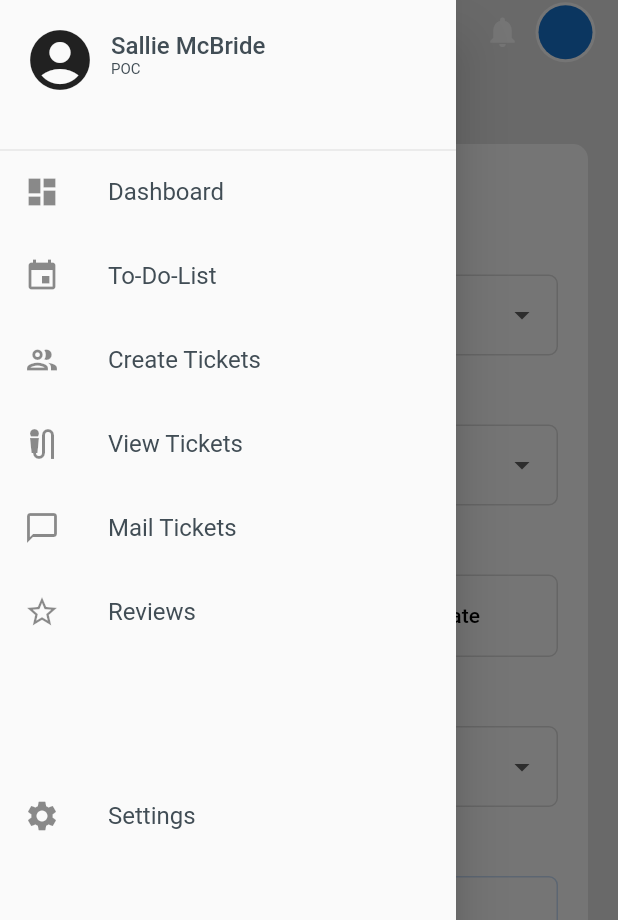
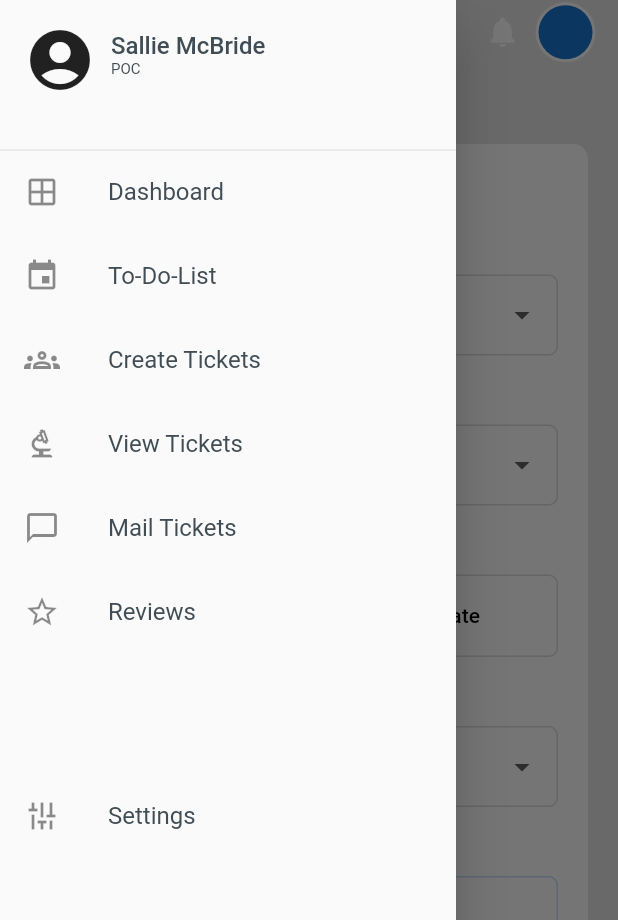
Before and after one commit to faizal6916/help_us_app, a Flutter app: the CreateTicket screen opened by its route, with the side drawer open, on a phone screen of 412 x 824 dp. Shown: the top 920 px of the screen. Run offline on Flutter 3.47's test engine with Material 2 defaults, Android fonts, the light colour scheme and no system bars; our stand-ins replace file_picker.

Commit message:
changed drawer icons as per design

```diff
--- a/lib/Createticket.dart
+++ b/lib/Createticket.dart
@@ -509,7 +509,7 @@ class _CreateTicketState extends State<CreateTicket> {
         fileName = result!.files.first.name;
         pickedFile = result!.files.first;
 
-        print(fileName);
+        //print(fileName);
       }
 
       setState(() {
--- a/lib/Login.dart
+++ b/lib/Login.dart
@@ -41,7 +41,7 @@ class _LoginState extends State<Login> {
                        controller: _userName,
                        validator: (value){
                          if(value == null || value.isEmpty){
-                           return '**Enter Username**';
+                           return 'Enter Username';
                          }
                          return null;
                        },
@@ -62,7 +62,7 @@ class _LoginState extends State<Login> {
                     controller: _password,
                     validator: (value){
                       if(value == null || value.isEmpty){
-                        return '**Enter Password**';
+                        return 'Enter Password';
                       }
                       return null;
                     },
--- a/lib/Sidebar.dart
+++ b/lib/Sidebar.dart
@@ -4,6 +4,7 @@ import 'package:help_us/Todolist.dart';
 import 'package:help_us/Dashboard.dart';
 import 'package:help_us/Createticket.dart';
 import 'package:help_us/ViewTicket.dart';
+import 'dart:math' as math;
 
 class Sidebar extends StatefulWidget {
   const Sidebar({Key? key}) : super(key: key);
@@ -45,7 +46,7 @@ class _SidebarState extends State<Sidebar> {
          ),
 
           ListTile(
-            leading: Icon(Icons.dashboard),
+            leading: Icon(Icons.window_outlined),
             title: Text('Dashboard',style: TextStyle(color: Color(0xFF414D55),fontSize: 16,fontWeight: FontWeight.w400),),
             onTap: (){
               //Navigator.push(context, MaterialPageRoute(builder: (context)=>Dashboard()));
@@ -65,7 +66,7 @@ class _SidebarState extends State<Sidebar> {
             },
           ),
           ListTile(
-            leading: Icon(Icons.group_outlined),
+            leading: Icon(Icons.groups_outlined),
             title: Text('Create Tickets',style: TextStyle(color: Color(0xFF414D55),fontSize: 16,fontWeight: FontWeight.w400),),
             //visualDensity: VisualDensity(vertical: -3),
             onTap: (){
@@ -74,7 +75,7 @@ class _SidebarState extends State<Sidebar> {
             },
           ),
           ListTile(
-            leading: Icon(Icons.mic_external_on),
+            leading: Icon(Icons.biotech_outlined),
             title: Text('View Tickets',style: TextStyle(color: Color(0xFF414D55),fontSize: 16,fontWeight: FontWeight.w400),),
             //visualDensity: VisualDensity(vertical: -3),
             onTap: (){
@@ -100,7 +101,9 @@ class _SidebarState extends State<Sidebar> {
           ),
           SizedBox(height: 80,),
           ListTile(
-            leading: Icon(Icons.settings),
+            leading: Transform.rotate(
+                angle: 270 * math.pi/180,
+                child: Icon(Icons.tune)),
             title: Text('Settings',style: TextStyle(color: Color(0xFF414D55),fontSize: 16,fontWeight: FontWeight.w400),),
             hoverColor: Colors.red,
             enabled: true,
```
